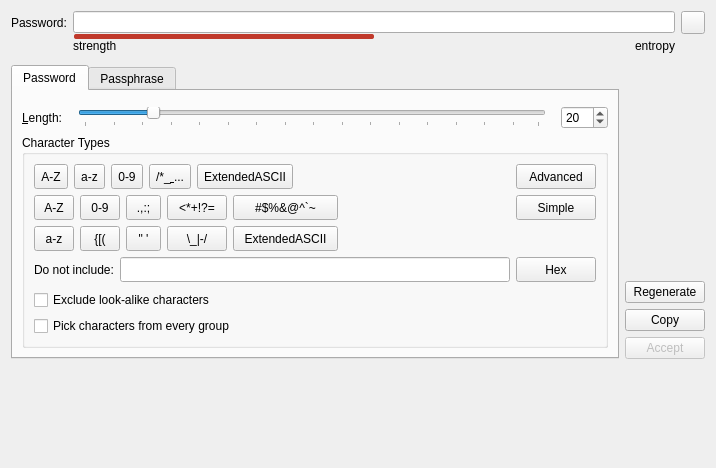
Before: the Qt Designer form src/gui/PasswordGeneratorWidget.ui in keepassxreboot/keepassxc, drawn with Qt 5.
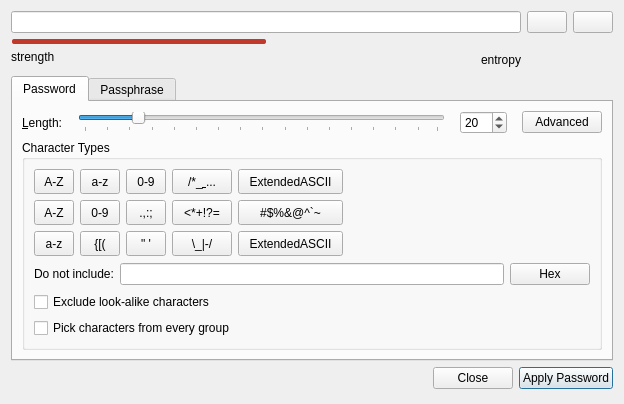
After: the same form once the commit is applied. Custom widgets are drawn as their Qt base class.

Commit message:
Enhance Password Editing Fields
* Remove repeat password on entry edit
* Move show/hide password and password generator buttons into the field as actions.
* Register keyboard shortcut Ctrl+H to toggle password visibility
* Register keyboard shortcut Ctrl+G to open the password generator
* Cleanup code and improve interactions between elements
* Simplify Password Generator button layout; convert advanced mode button to toggle button
* Update GUI tests

* Fixes #4120

Diff of the .ui file:
```diff
--- a/src/gui/PasswordGeneratorWidget.ui
+++ b/src/gui/PasswordGeneratorWidget.ui
@@ -6,16 +6,10 @@
    <rect>
     <x>0</x>
     <y>0</y>
-    <width>716</width>
-    <height>468</height>
+    <width>622</width>
+    <height>404</height>
    </rect>
   </property>
-  <property name="sizePolicy">
-   <sizepolicy hsizetype="Preferred" vsizetype="Fixed">
-    <horstretch>0</horstretch>
-    <verstretch>0</verstretch>
-   </sizepolicy>
-  </property>
   <property name="windowTitle">
    <string/>
   </property>
@@ -25,16 +19,96 @@
    </property>
    <item>
     <layout class="QGridLayout" name="passwordFieldLayout">
-     <property name="sizeConstraint">
-      <enum>QLayout::SetMinimumSize</enum>
-     </property>
-     <property name="bottomMargin">
-      <number>0</number>
-     </property>
-     <property name="verticalSpacing">
-      <number>0</number>
-     </property>
-     <item row="1" column="1">
+     <item row="2" column="0">
+      <layout class="QHBoxLayout" name="passwordStrengthTextLayout">
+       <item>
+        <widget class="QLabel" name="strengthLabel">
+         <property name="minimumSize">
+          <size>
+           <width>70</width>
+           <height>0</height>
+          </size>
+         </property>
+         <property name="maximumSize">
+          <size>
+           <width>16777215</width>
+           <height>30</height>
+          </size>
+         </property>
+         <property name="text">
+          <string comment="Password strength">strength</string>
+         </property>
+         <property name="textFormat">
+          <enum>Qt::PlainText</enum>
+         </property>
+         <property name="alignment">
+          <set>Qt::AlignLeading|Qt::AlignLeft|Qt::AlignTop</set>
+         </property>
+         <property name="margin">
+          <number>3</number>
+         </property>
+        </widget>
+       </item>
+       <item>
+        <spacer name="horizontalSpacer_2">
+         <property name="orientation">
+          <enum>Qt::Horizontal</enum>
+         </property>
+         <property name="sizeHint" stdset="0">
+          <size>
+           <width>40</width>
+           <height>20</height>
+          </size>
+         </property>
+        </spacer>
+       </item>
+       <item>
+        <widget class="QLabel" name="entropyLabel">
+         <property name="sizePolicy">
+          <sizepolicy hsizetype="Preferred" vsizetype="Fixed">
+           <horstretch>0</horstretch>
+           <verstretch>0</verstretch>
+          </sizepolicy>
+         </property>
+         <property name="minimumSize">
+          <size>
+           <width>70</width>
+           <height>0</height>
+          </size>
+         </property>
+         <property name="text">
+          <string>entropy</string>
+         </property>
+         <property name="alignment">
+          <set>Qt::AlignRight|Qt::AlignTop|Qt::AlignTrailing</set>
+         </property>
+         <property name="margin">
+          <number>3</number>
+         </property>
+        </widget>
+       </item>
+      </layout>
+     </item>
+     <item row="0" column="0">
+      <widget class="PasswordEdit" name="editNewPassword">
+       <property name="sizePolicy">
+        <sizepolicy hsizetype="MinimumExpanding" vsizetype="Minimum">
+         <horstretch>0</horstretch>
+         <verstretch>0</verstretch>
+        </sizepolicy>
+       </property>
+       <property name="minimumSize">
+        <size>
+         <width>350</width>
+         <height>0</height>
+        </size>
+       </property>
+       <property name="accessibleName">
+        <string>Generated password</string>
+       </property>
+      </widget>
+     </item>
+     <item row="1" column="0">
       <widget class="QProgressBar" name="entropyProgressBar">
        <property name="minimumSize">
         <size>
@@ -84,110 +158,31 @@
        </property>
       </widget>
      </item>
-     <item row="0" column="0">
-      <widget class="QLabel" name="labelNewPassword">
-       <property name="text">
-        <string>Password:</string>
-       </property>
-       <property name="buddy">
-        <cstring>editNewPassword</cstring>
-       </property>
-      </widget>
-     </item>
-     <item row="2" column="1">
-      <layout class="QHBoxLayout" name="passwordStrengthTextLayout">
-       <item>
-        <widget class="QLabel" name="strengthLabel">
-         <property name="minimumSize">
-          <size>
-           <width>70</width>
-           <height>0</height>
-          </size>
-         </property>
-         <property name="maximumSize">
-          <size>
-           <width>16777215</width>
-           <height>30</height>
-          </size>
-         </property>
-         <property name="text">
-          <string comment="Password strength">strength</string>
-         </property>
-         <property name="textFormat">
-          <enum>Qt::PlainText</enum>
-         </property>
-         <property name="alignment">
-          <set>Qt::AlignLeading|Qt::AlignLeft|Qt::AlignTop</set>
-         </property>
-         <property name="margin">
-          <number>3</number>
-         </property>
-        </widget>
-       </item>
-       <item>
-        <spacer name="horizontalSpacer_2">
-         <property name="orientation">
-          <enum>Qt::Horizontal</enum>
-         </property>
-         <property name="sizeHint" stdset="0">
-          <size>
-           <width>40</width>
-           <height>20</height>
-          </size>
-         </property>
-        </spacer>
-       </item>
-       <item>
-        <widget class="QLabel" name="entropyLabel">
-         <property name="minimumSize">
-          <size>
-           <width>70</width>
-           <height>0</height>
-          </size>
-         </property>
-         <property name="text">
-          <string>entropy</string>
-         </property>
-         <property name="alignment">
-          <set>Qt::AlignRight|Qt::AlignTop|Qt::AlignTrailing</set>
-         </property>
-         <property name="margin">
-          <number>3</number>
-         </property>
-        </widget>
-       </item>
-      </layout>
-     </item>
-     <item row="0" column="1">
-      <widget class="PasswordEdit" name="editNewPassword">
-       <property name="accessibleName">
-        <string>Generated password</string>
-       </property>
-       <property name="maxLength">
-        <number>999</number>
-       </property>
-      </widget>
-     </item>
      <item row="0" column="2">
-      <widget class="QToolButton" name="togglePasswordButton">
-       <property name="accessibleName">
-        <string>Toggle password visibility</string>
+      <widget class="QPushButton" name="buttonCopy">
+       <property name="toolTip">
+        <string>Copy password</string>
        </property>
        <property name="accessibleDescription">
         <string/>
        </property>
-       <property name="checkable">
-        <bool>true</bool>
+       <property name="shortcut">
+        <string notr="true">Ctrl+C</string>
+       </property>
+      </widget>
+     </item>
+     <item row="0" column="1">
+      <widget class="QPushButton" name="buttonGenerate">
+       <property name="accessibleDescription">
+        <string>Regenerate password</string>
+       </property>
+       <property name="shortcut">
+        <string notr="true">Ctrl+R</string>
        </property>
       </widget>
      </item>
     </layout>
    </item>
-   <item>
-    <layout class="QHBoxLayout" name="horizontalLayout">
-     <property name="sizeConstraint">
-      <enum>QLayout::SetMinimumSize</enum>
-     </property>
      <item>
       <widget class="QTabWidget" name="tabWidget">
        <property name="sizePolicy">
@@ -199,9 +194,6 @@
        <property name="tabPosition">
         <enum>QTabWidget::North</enum>
        </property>
-       <property name="tabShape">
-        <enum>QTabWidget::Rounded</enum>
-       </property>
        <property name="currentIndex">
         <number>0</number>
        </property>
@@ -211,11 +203,6 @@
         </attribute>
         <layout class="QGridLayout" name="gridLayout">
          <item row="1" column="0">
-          <layout class="QHBoxLayout" name="optionsLayout">
-           <property name="sizeConstraint">
-            <enum>QLayout::SetMinimumSize</enum>
-           </property>
-           <item>
             <widget class="QGroupBox" name="groupBox">
              <property name="minimumSize">
               <size>
@@ -232,7 +219,7 @@
               </property>
               <item>
                <widget class="QWidget" name="simpleBar" native="true">
-                <layout class="QHBoxLayout" name="horizontalLayout_4">
+            <layout class="QHBoxLayout" name="horizontalLayout">
                  <property name="leftMargin">
                   <number>0</number>
                  </property>
@@ -244,17 +231,12 @@
                  </property>
                  <property name="bottomMargin">
                   <number>0</number>
-                 </property>
-                 <item>
-                  <layout class="QHBoxLayout" name="alphabetLayout" stretch="0,0,0,0,0,0,0">
-                   <property name="sizeConstraint">
-                    <enum>QLayout::SetMinimumSize</enum>
                    </property>
                    <item>
                     <widget class="QToolButton" name="checkBoxUpper">
                      <property name="minimumSize">
                       <size>
-                       <width>0</width>
+                 <width>40</width>
                        <height>25</height>
                       </size>
                      </property>
@@ -285,7 +267,7 @@
                     <widget class="QToolButton" name="checkBoxLower">
                      <property name="minimumSize">
                       <size>
-                       <width>0</width>
+                 <width>40</width>
                        <height>25</height>
                       </size>
                      </property>
@@ -316,7 +298,7 @@
                     <widget class="QToolButton" name="checkBoxNumbers">
                      <property name="minimumSize">
                       <size>
-                       <width>0</width>
+                 <width>40</width>
                        <height>25</height>
                       </size>
                      </property>
@@ -350,7 +332,7 @@
                      </property>
                      <property name="minimumSize">
                       <size>
-                       <width>0</width>
+                 <width>60</width>
                        <height>25</height>
                       </size>
                      </property>
@@ -378,16 +360,10 @@
                     <widget class="QToolButton" name="checkBoxExtASCII">
                      <property name="minimumSize">
                       <size>
-                       <width>0</width>
+                 <width>105</width>
                        <height>25</height>
                       </size>
                      </property>
-                     <property name="maximumSize">
-                      <size>
-                       <width>16777215</width>
-                       <height>16777215</height>
-                      </size>
-                     </property>
                      <property name="focusPolicy">
                       <enum>Qt::StrongFocus</enum>
                      </property>
@@ -415,32 +391,11 @@
                      </property>
                      <property name="sizeHint" stdset="0">
                       <size>
-                       <width>40</width>
-                       <height>20</height>
-                      </size>
-                     </property>
-                    </spacer>
-                   </item>
-                   <item>
-                    <widget class="QPushButton" name="buttonAdvancedMode">
-                     <property name="minimumSize">
-                      <size>
                        <width>0</width>
-                       <height>25</height>
-                      </size>
-                     </property>
-                     <property name="toolTip">
-                      <string>Switch to advanced mode</string>
-                     </property>
-                     <property name="text">
-                      <string>Advanced</string>
-                     </property>
-                     <attribute name="buttonGroup">
-                      <string notr="true">optionButtons</string>
-                     </attribute>
-                    </widget>
-                   </item>
-                  </layout>
+                 <height>0</height>
+                </size>
+               </property>
+              </spacer>
                  </item>
                 </layout>
                </widget>
@@ -595,7 +550,7 @@
                     <widget class="QToolButton" name="checkBoxPunctuation">
                      <property name="minimumSize">
                       <size>
-                       <width>35</width>
+                   <width>40</width>
                        <height>25</height>
                       </size>
                      </property>
@@ -623,7 +578,7 @@
                     <widget class="QToolButton" name="checkBoxQuotes">
                      <property name="minimumSize">
                       <size>
-                       <width>35</width>
+                   <width>40</width>
                        <height>25</height>
                       </size>
                      </property>
@@ -776,37 +731,11 @@
                    </property>
                    <property name="sizeHint" stdset="0">
                     <size>
-                     <width>40</width>
-                     <height>20</height>
-                    </size>
-                   </property>
-                  </spacer>
-                 </item>
-                 <item>
-                  <layout class="QVBoxLayout" name="verticalLayout_10">
-                   <property name="sizeConstraint">
-                    <enum>QLayout::SetMinimumSize</enum>
-                   </property>
-                   <item alignment="Qt::AlignTop">
-                    <widget class="QPushButton" name="buttonSimpleMode">
-                     <property name="minimumSize">
-                      <size>
                        <width>0</width>
-                       <height>25</height>
-                      </size>
-                     </property>
-                     <property name="toolTip">
-                      <string>Switch to simple mode</string>
-                     </property>
-                     <property name="text">
-                      <string>Simple</string>
-                     </property>
-                     <attribute name="buttonGroup">
-                      <string notr="true">optionButtons</string>
-                     </attribute>
-                    </widget>
-                   </item>
-                  </layout>
+                 <height>0</height>
+                </size>
+               </property>
+              </spacer>
                  </item>
                 </layout>
                </widget>
@@ -816,7 +745,7 @@
                 <property name="enabled">
                  <bool>true</bool>
                 </property>
-                <layout class="QGridLayout" name="gridLayout_5">
+            <layout class="QHBoxLayout" name="horizontalLayout_7">
                  <property name="leftMargin">
                   <number>0</number>
                  </property>
@@ -829,12 +758,25 @@
                  <property name="bottomMargin">
                   <number>0</number>
                  </property>
-                 <item row="0" column="1">
+             <item>
+              <widget class="QLabel" name="labelExcludedChars">
+               <property name="text">
+                <string>Do not include:</string>
+               </property>
+              </widget>
+             </item>
+             <item>
                   <widget class="QLineEdit" name="editExcludedChars">
+               <property name="sizePolicy">
+                <sizepolicy hsizetype="MinimumExpanding" vsizetype="Fixed">
+                 <horstretch>0</horstretch>
+                 <verstretch>0</verstretch>
+                </sizepolicy>
+               </property>
                    <property name="minimumSize">
                     <size>
-                     <width>0</width>
-                     <height>25</height>
+                 <width>200</width>
+                 <height>0</height>
                     </size>
                    </property>
                    <property name="toolTip">
@@ -848,20 +790,10 @@
                    </property>
                   </widget>
                  </item>
-                 <item row="0" column="0">
-                  <widget class="QLabel" name="labelExcludedChars">
-                   <property name="text">
-                    <string>Do not include:</string>
-                   </property>
-                  </widget>
-                 </item>
-                 <item row="0" column="2">
+             <item>
                   <widget class="QPushButton" name="buttonAddHex">
-                   <property name="minimumSize">
-                    <size>
-                     <width>0</width>
-                     <height>25</height>
-                    </size>
+               <property name="focusPolicy">
+                <enum>Qt::TabFocus</enum>
                    </property>
                    <property name="toolTip">
                     <string>Add non-hex letters to &quot;do not include&quot; list</string>
@@ -877,19 +809,6 @@
                 </layout>
                </widget>
               </item>
-              <item>
-               <spacer name="verticalSpacer_2">
-                <property name="orientation">
-                 <enum>Qt::Vertical</enum>
-                </property>
-                <property name="sizeHint" stdset="0">
-                 <size>
-                  <width>20</width>
-                  <height>0</height>
-                 </size>
-                </property>
-               </spacer>
-              </item>
               <item>
                <widget class="QCheckBox" name="checkBoxExcludeAlike">
                 <property name="toolTip">
@@ -916,8 +835,6 @@
              </layout>
             </widget>
            </item>
-          </layout>
-         </item>
          <item row="0" column="0">
           <layout class="QHBoxLayout" name="passwordLengthSliderLayout">
            <property name="spacing">
@@ -927,7 +844,7 @@
             <enum>QLayout::SetMinimumSize</enum>
            </property>
            <property name="topMargin">
-            <number>6</number>
+          <number>0</number>
            </property>
            <item>
             <widget class="QLabel" name="labelLength">
@@ -964,7 +881,7 @@
              </property>
             </widget>
            </item>
-           <item alignment="Qt::AlignRight">
+         <item>
             <widget class="QSpinBox" name="spinBoxLength">
              <property name="accessibleName">
               <string>Password length</string>
@@ -973,13 +890,32 @@
               <number>1</number>
              </property>
              <property name="maximum">
-              <number>999</number>
+            <number>128</number>
              </property>
              <property name="value">
               <number>20</number>
              </property>
             </widget>
            </item>
+         <item>
+          <widget class="QPushButton" name="buttonAdvancedMode">
+           <property name="focusPolicy">
+            <enum>Qt::TabFocus</enum>
+           </property>
+           <property name="toolTip">
+            <string>Switch to advanced mode</string>
+           </property>
+           <property name="text">
+            <string>Advanced</string>
+           </property>
+           <property name="checkable">
+            <bool>true</bool>
+           </property>
+           <attribute name="buttonGroup">
+            <string notr="true">optionButtons</string>
+           </attribute>
+          </widget>
+         </item>
           </layout>
          </item>
         </layout>
@@ -1134,66 +1070,45 @@
       </widget>
      </item>
      <item>
-      <layout class="QVBoxLayout" name="verticalLayout_3">
+    <layout class="QHBoxLayout" name="horizontalLayout_4">
+     <property name="leftMargin">
+      <number>0</number>
+     </property>
+     <property name="topMargin">
+      <number>0</number>
+     </property>
        <item>
-        <spacer name="verticalSpacer">
+      <spacer name="horizontalSpacer_5">
          <property name="orientation">
-          <enum>Qt::Vertical</enum>
+        <enum>Qt::Horizontal</enum>
          </property>
          <property name="sizeHint" stdset="0">
           <size>
-           <width>20</width>
-           <height>40</height>
+         <width>40</width>
+         <height>20</height>
           </size>
          </property>
         </spacer>
        </item>
        <item>
-        <widget class="QPushButton" name="buttonGenerate">
-         <property name="toolTip">
-          <string>Regenerate password</string>
-         </property>
-         <property name="accessibleDescription">
-          <string/>
-         </property>
+      <widget class="QPushButton" name="buttonClose">
          <property name="text">
-          <string>Regenerate</string>
-         </property>
-        </widget>
-       </item>
-       <item>
-        <widget class="QPushButton" name="buttonCopy">
-         <property name="toolTip">
-          <string>Copy password</string>
-         </property>
-         <property name="accessibleDescription">
-          <string/>
-         </property>
-         <property name="text">
-          <string>Copy</string>
+        <string>Close</string>
          </property>
         </widget>
        </item>
        <item>
         <widget class="QPushButton" name="buttonApply">
-         <property name="enabled">
-          <bool>false</bool>
-         </property>
-         <property name="toolTip">
-          <string>Accept password</string>
-         </property>
-         <property name="accessibleDescription">
-          <string/>
-         </property>
          <property name="text">
-          <string>Accept</string>
+        <string>Apply Password</string>
+       </property>
+       <property name="default">
+        <bool>true</bool>
          </property>
         </widget>
        </item>
       </layout>
      </item>
-    </layout>
-   </item>
    <item>
     <spacer name="verticalSpacer_4">
      <property name="orientation">
```
Left out of the diff: 59 changed lines with no effect on the pictures. Lines whose indentation alone changed are shown as unchanged. The commit also changes 19 other files.
